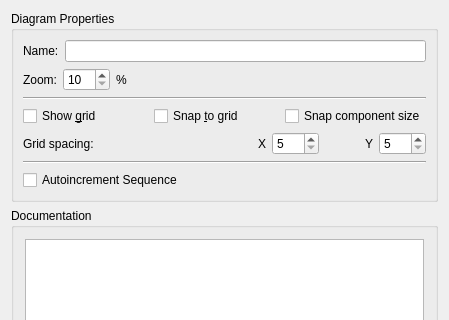
Above: umbrello/dialogs/pages/diagrampropertiespage.ui from KDE/umbrello before the change; both pictures show x 0 to 449 and y 0 to 320 of the 449 by 515 pixel window. Below: the same form after it.
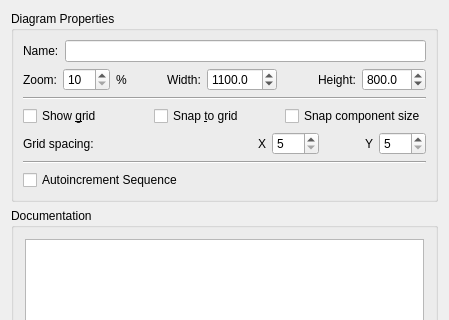
That is the form after the change. Custom widgets are drawn as their Qt base class.

Commit message: https://bugs.kde.org/show_bug.cgi?id=446020#c5

```diff
--- a/umbrello/dialogs/pages/diagrampropertiespage.ui
+++ b/umbrello/dialogs/pages/diagrampropertiespage.ui
@@ -99,6 +99,71 @@
             </property>
            </spacer>
           </item>
+          <item>
+           <widget class="QLabel" name="ui_labelWidth">
+            <property name="text">
+             <string>Width:</string>
+            </property>
+           </widget>
+          </item>
+          <item>
+           <widget class="QDoubleSpinBox" name="ui_width">
+            <property name="decimals">
+             <number>1</number>
+            </property>
+            <property name="minimum">
+             <double>640.000000000000000</double>
+            </property>
+            <property name="maximum">
+             <double>11000.000000000000000</double>
+            </property>
+            <property name="singleStep">
+             <double>20.000000000000000</double>
+            </property>
+            <property name="value">
+             <double>1100.000000000000000</double>
+            </property>
+           </widget>
+          </item>
+          <item>
+           <spacer name="horizontalSpacer_3">
+            <property name="orientation">
+             <enum>Qt::Horizontal</enum>
+            </property>
+            <property name="sizeHint" stdset="0">
+             <size>
+              <width>40</width>
+              <height>20</height>
+             </size>
+            </property>
+           </spacer>
+          </item>
+          <item>
+           <widget class="QLabel" name="ui_labelHeight">
+            <property name="text">
+             <string>Height:</string>
+            </property>
+           </widget>
+          </item>
+          <item>
+           <widget class="QDoubleSpinBox" name="ui_height">
+            <property name="decimals">
+             <number>1</number>
+            </property>
+            <property name="minimum">
+             <double>400.000000000000000</double>
+            </property>
+            <property name="maximum">
+             <double>8000.000000000000000</double>
+            </property>
+            <property name="singleStep">
+             <double>20.000000000000000</double>
+            </property>
+            <property name="value">
+             <double>800.000000000000000</double>
+            </property>
+           </widget>
+          </item>
          </layout>
         </item>
        </layout>
```
The commit also changes 1 other file.
